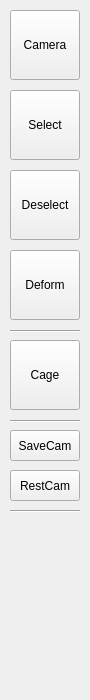
Old version of the form GUI/toolsPanel.ui in the repository cordafab/Cagelab.
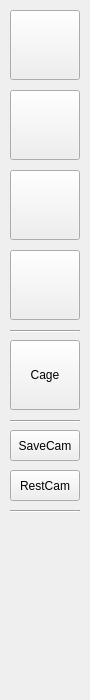
New version of the form.

Diff of the .ui file:
```diff
--- a/GUI/toolsPanel.ui
+++ b/GUI/toolsPanel.ui
@@ -104,7 +104,7 @@
      </rect>
     </property>
     <property name="text">
-     <string>Camera</string>
+     <string/>
     </property>
    </widget>
    <widget class="QPushButton" name="interSelect">
@@ -117,7 +117,7 @@
      </rect>
     </property>
     <property name="text">
-     <string>Select</string>
+     <string/>
     </property>
    </widget>
    <widget class="QPushButton" name="interDeselect">
@@ -130,7 +130,7 @@
      </rect>
     </property>
     <property name="text">
-     <string>Deselect</string>
+     <string/>
     </property>
    </widget>
    <widget class="QPushButton" name="interDeform">
@@ -143,7 +143,7 @@
      </rect>
     </property>
     <property name="text">
-     <string>Deform</string>
+     <string/>
     </property>
    </widget>
    <widget class="Line" name="line_3">
```
